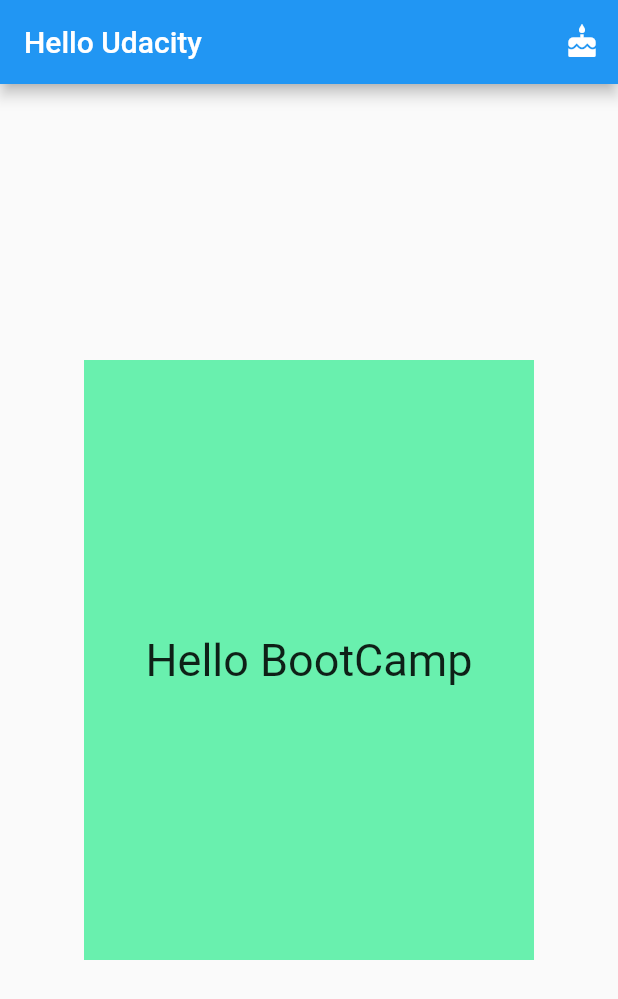
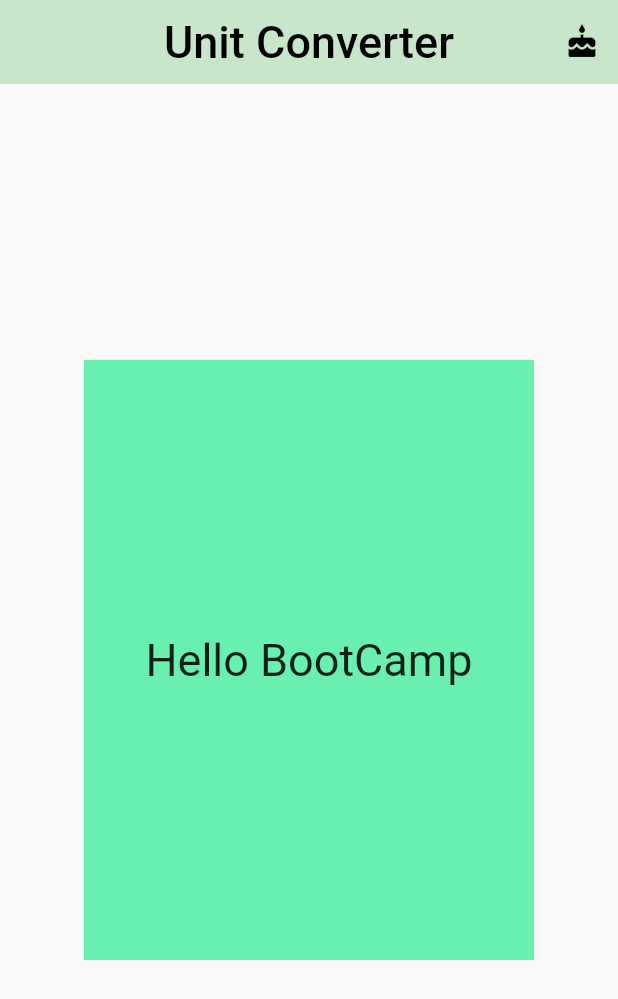
Before and after one commit to CzyDevp/flutterudacitybootcamp, a Flutter app: the screen it shows after launch, on a phone screen of 412 x 824 dp. Shown: the top 999 px of the screen. Run offline on Flutter 3.47's test engine with Material 2 defaults, Android fonts, the phone set to English and light mode, and no system bars.

Commit message:
Category page added!!

```diff
--- a/lib/Category.dart
+++ b/lib/Category.dart
@@ -18,8 +18,6 @@ class Category extends StatelessWidget{
   @override
   Widget build(BuildContext context) {
     return Material(
-      color: Colors.teal,
-      shadowColor: Colors.transparent,
       child: Container(
         height: _rowHeight,
         child: InkWell(
@@ -53,8 +51,6 @@ class Category extends StatelessWidget{
           ),
         ),
       ),
-
-
     );
   }
 }
--- a/lib/main.dart
+++ b/lib/main.dart
@@ -1,6 +1,6 @@
 import 'package:flutter/material.dart';
 import 'package:flutterudacitybootcamp/Category.dart';
-
+import 'package:flutterudacitybootcamp/CategoryRoute.dart';
 // TODO: Pass this information into your custom [Category] widget
 const _categoryName = 'Cake';
 const _categoryIcon = Icons.cake;
@@ -20,10 +20,20 @@ class MyApp extends StatelessWidget {
         home: Builder(
             builder: (context) => Scaffold(
           appBar: AppBar(
-            title: Text("Hello Udacity"),
+            elevation: 0.0,
+            backgroundColor: Colors.green[100],
+            centerTitle: true,
+            title: Text("Unit Converter",
+              style:TextStyle(
+                  fontSize:30.0,
+                  color: Colors.black),
+            ),
             actions: <Widget>[
               IconButton(
-                icon: Icon(Icons.cake),
+                icon: Icon(
+                  Icons.cake,
+                  color: Colors.black,
+                ),
                 onPressed: () {
                   Navigator.push(
                     context,
```
Also changed, not shown: lib/CategoryRoute.dart (added, +53 -0 lines).
